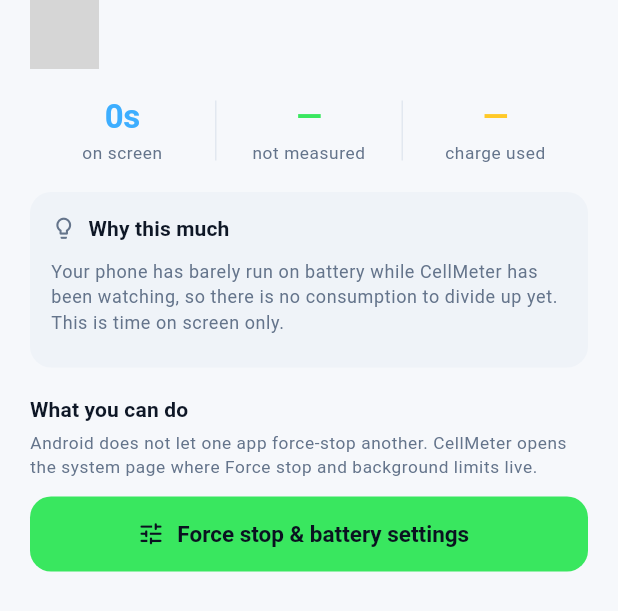
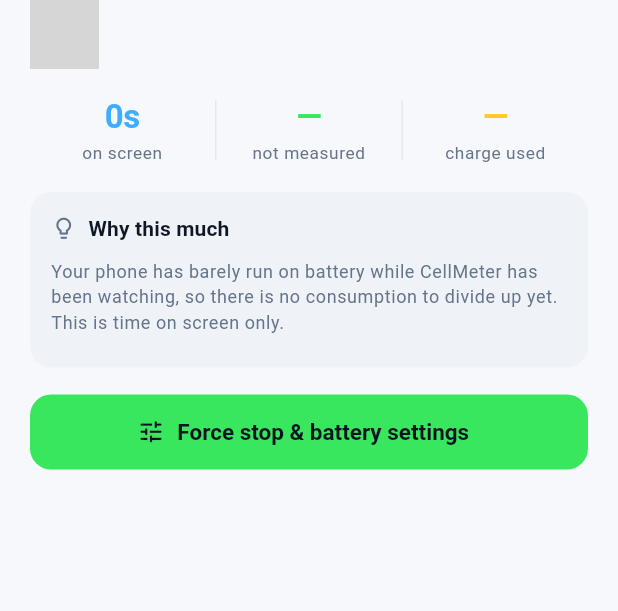
Before and after one commit to zafari-ahmed/CellMeter, a Flutter app: the AppDetailSheet widget shown alone on an empty page, opened directly with empty values, on a phone screen of 412 x 824 dp. Shown: the top 611 px of the screen. Run offline on Flutter 3.47's test engine with Material 3 defaults, Android fonts, the phone set to English and light mode, and no system bars; our stand-ins replace drift, drift_flutter, fl_chart, flutter_riverpod, shared_preferences; accounts and stored records are empty; generated files the repository leaves out were written again; grey boxes are pictures that could not be loaded.

Commit message:
Drop the caveat preamble from the app detail sheet
"What you can do", followed by a line explaining what Android does not
permit, read as an apology before the user had asked for one. The button
underneath already says where it goes.

Co-Authored-By: Claude Opus 5 <noreply@anthropic.com>

```diff
--- a/lib/features/apps/app_detail_sheet.dart
+++ b/lib/features/apps/app_detail_sheet.dart
@@ -284,19 +284,12 @@ class _AppDetailSheetState extends ConsumerState<AppDetailSheet> {
     final channel = ref.read(batteryChannelProvider);
     final package = widget.app.packageName;
 
+    // No heading and no preamble about what Android does not allow. The
+    // caveat was true but read as an apology, and the button label already
+    // says exactly where it goes.
     return Column(
       crossAxisAlignment: CrossAxisAlignment.start,
       children: [
-        Text('What you can do', style: theme.textTheme.titleSmall),
-        const SizedBox(height: 4),
-        // Said plainly rather than hidden: a "Close app" button here would be
-        // theatre, and the user deserves to know where the real control is.
-        Text(
-          'Android does not let one app force-stop another. CellMeter opens '
-          'the system page where Force stop and background limits live.',
-          style: theme.textTheme.bodySmall?.copyWith(fontSize: 11.5),
-        ),
-        const SizedBox(height: 12),
         SizedBox(
           width: double.infinity,
           child: FilledButton.icon(
```
